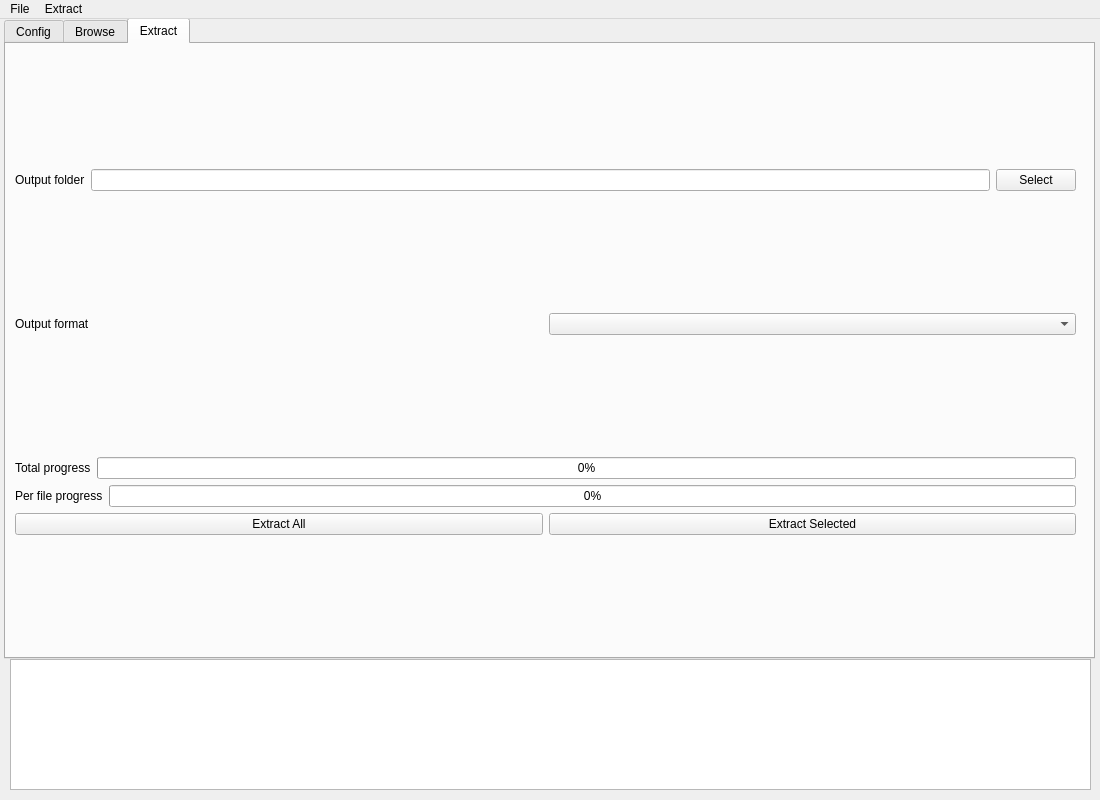
Qt form gui.ui (Escartem/AnimeWwise) before a commit.
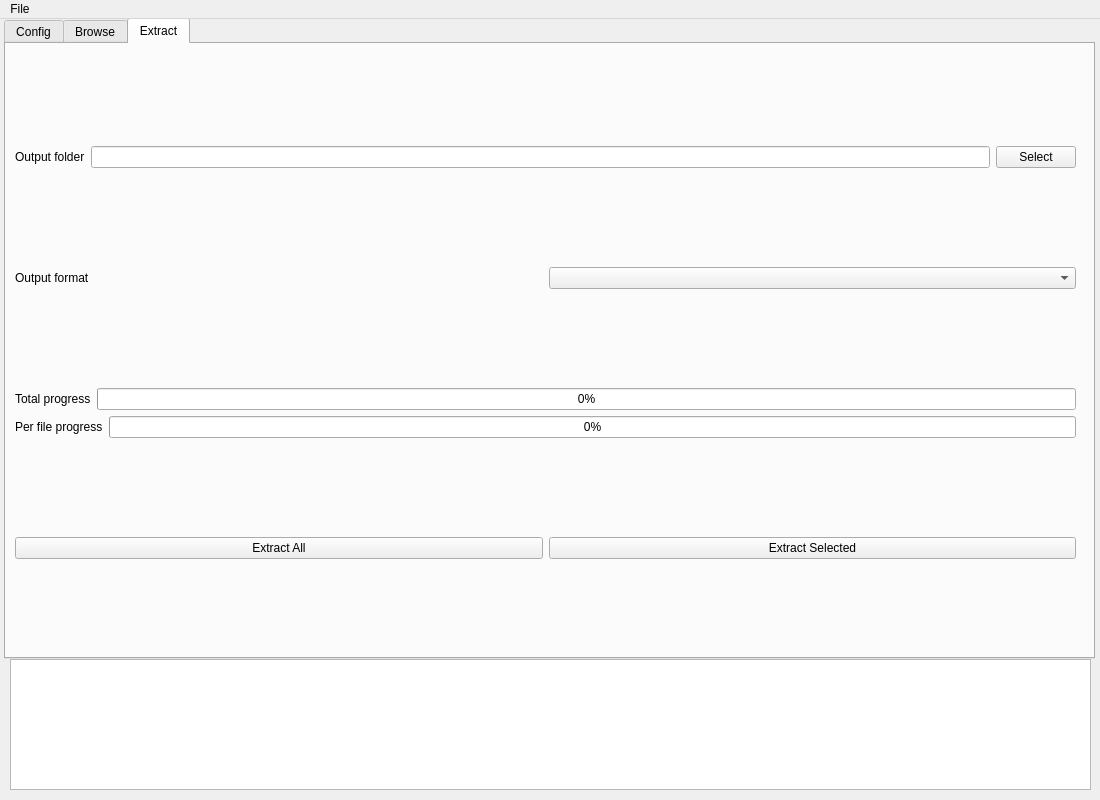
The same form after that commit.

Commit message: can extract files again

```diff
--- a/gui.ui
+++ b/gui.ui
@@ -293,6 +293,8 @@
            </item>
           </layout>
          </item>
+        </layout>
+       </item>
          <item>
           <layout class="QHBoxLayout" name="extractLayout">
            <item>
@@ -312,8 +314,6 @@
           </layout>
          </item>
         </layout>
-       </item>
-      </layout>
      </widget>
     </widget>
    </widget>
@@ -360,18 +360,7 @@
     <addaction name="separator"/>
     <addaction name="actionExit"/>
    </widget>
-   <widget class="QMenu" name="menuExtract">
-    <property name="enabled">
-     <bool>true</bool>
-    </property>
-    <property name="title">
-     <string>Extract</string>
-    </property>
-    <addaction name="actionExtractAll"/>
-    <addaction name="actionExtractSelected"/>
-   </widget>
    <addaction name="menuFile"/>
-   <addaction name="menuExtract"/>
   </widget>
   <action name="actionnot_working_here_yet">
    <property name="text">
```
Lines whose indentation alone changed are shown as unchanged. The commit also changes 2 other files.
